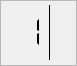
The window that src/ui/timerwidget.ui (hippich/recorditnow) describes before a commit, drawn with Qt 5.
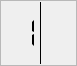
The same window after the commit. Custom widgets are drawn as their Qt base class.

```diff
--- a/src/ui/timerwidget.ui
+++ b/src/ui/timerwidget.ui
@@ -11,7 +11,7 @@
    </rect>
   </property>
   <property name="sizePolicy">
-   <sizepolicy hsizetype="Fixed" vsizetype="Fixed">
+   <sizepolicy hsizetype="Minimum" vsizetype="Minimum">
     <horstretch>0</horstretch>
     <verstretch>0</verstretch>
    </sizepolicy>
@@ -30,7 +30,7 @@
     <number>0</number>
    </property>
    <property name="verticalSpacing">
-    <number>-1</number>
+    <number>1</number>
    </property>
    <property name="margin">
     <number>1</number>
@@ -38,7 +38,7 @@
    <item row="0" column="0" rowspan="2">
     <widget class="QLCDNumber" name="lcd">
      <property name="sizePolicy">
-      <sizepolicy hsizetype="Preferred" vsizetype="Preferred">
+      <sizepolicy hsizetype="Minimum" vsizetype="Minimum">
        <horstretch>0</horstretch>
        <verstretch>0</verstretch>
       </sizepolicy>
@@ -53,11 +53,14 @@
       <enum>QFrame::Plain</enum>
      </property>
      <property name="smallDecimalPoint">
-      <bool>true</bool>
+      <bool>false</bool>
      </property>
      <property name="numDigits">
       <number>2</number>
      </property>
+     <property name="digitCount">
+      <number>2</number>
+     </property>
      <property name="mode">
       <enum>QLCDNumber::Dec</enum>
      </property>
@@ -76,8 +79,14 @@
      </property>
     </widget>
    </item>
-   <item row="0" column="2">
-    <widget class="QToolButton" name="upButton">
+   <item row="1" column="2">
+    <widget class="QToolButton" name="downButton">
+     <property name="sizePolicy">
+      <sizepolicy hsizetype="Minimum" vsizetype="Minimum">
+       <horstretch>0</horstretch>
+       <verstretch>0</verstretch>
+      </sizepolicy>
+     </property>
      <property name="text">
       <string notr="true"/>
      </property>
@@ -89,8 +98,14 @@
      </property>
     </widget>
    </item>
-   <item row="1" column="2">
-    <widget class="QToolButton" name="downButton">
+   <item row="0" column="2">
+    <widget class="QToolButton" name="upButton">
+     <property name="sizePolicy">
+      <sizepolicy hsizetype="Minimum" vsizetype="Minimum">
+       <horstretch>0</horstretch>
+       <verstretch>0</verstretch>
+      </sizepolicy>
+     </property>
      <property name="text">
       <string notr="true"/>
      </property>
```
